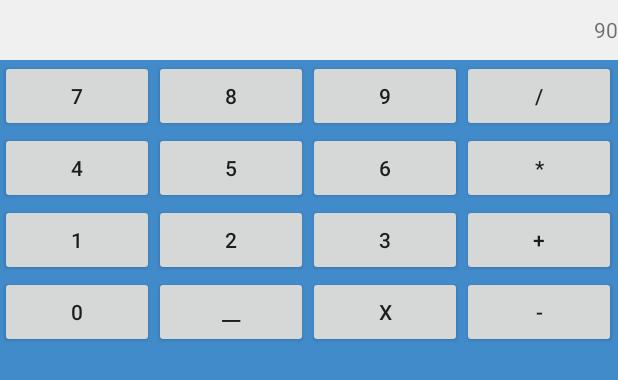
After one commit to ilovezy/AndriodBasic, an Android app: the layout calculator.xml on its own in the app's theme, with its tools: preview values and no code run, on a phone screen of 412 x 824 dp. The commit adds this screen. Shown: the top 380 px of the screen. Run offline under Robolectric (Android 15) with nearby library versions, the phone set to English and light mode, and no system bars.

Commit message:
update calculator

```diff
--- /dev/null
+++ b/app/src/main/res/layout/calculator.xml
@@ -0,0 +1,110 @@
+<?xml version="1.0" encoding="utf-8"?>
+<TableLayout xmlns:android="http://schemas.android.com/apk/res/android"
+    android:layout_width="match_parent"
+    android:layout_height="match_parent"
+    android:stretchColumns="*"
+    android:background="@color/colorPrimary"
+    >
+    <TextView
+        android:background="#f0f0f0"
+        android:layout_width="match_parent"
+        android:layout_height="40dp"
+        android:text="90"
+        android:gravity="right|center" />
+    <TableRow>
+        <Button
+            android:layout_width="wrap_content"
+            android:layout_height="wrap_content"
+            android:id="@+id/btn7"
+            android:text="7" />
+
+        <Button
+            android:layout_width="wrap_content"
+            android:layout_height="wrap_content"
+            android:id="@+id/btn8"
+            android:text="8" />
+
+        <Button
+            android:layout_width="wrap_content"
+            android:layout_height="wrap_content"
+            android:id="@+id/btn9"
+            android:text="9" />
+        <Button
+            android:layout_width="wrap_content"
+            android:layout_height="wrap_content"
+            android:id="@+id/btnDidision"
+            android:text="/" />
+    </TableRow>
+    <TableRow>
+        <Button
+            android:layout_width="wrap_content"
+            android:layout_height="wrap_content"
+            android:id="@+id/btn4"
+            android:text="4" />
+
+        <Button
+            android:layout_width="wrap_content"
+            android:layout_height="wrap_content"
+            android:id="@+id/btn5"
+            android:text="5" />
+
+        <Button
+            android:layout_width="wrap_content"
+            android:layout_height="wrap_content"
+            android:id="@+id/btn6"
+            android:text="6" />
+        <Button
+            android:layout_width="wrap_content"
+            android:layout_height="wrap_content"
+            android:id="@+id/btnMultiplication"
+            android:text="*" />
+    </TableRow>
+    <TableRow>
+        <Button
+            android:layout_width="wrap_content"
+            android:layout_height="wrap_content"
+            android:id="@+id/btn1"
+            android:text="1" />
+
+        <Button
+            android:layout_width="wrap_content"
+            android:layout_height="wrap_content"
+            android:id="@+id/btn2"
+            android:text="2" />
+
+        <Button
+            android:layout_width="wrap_content"
+            android:layout_height="wrap_content"
+            android:id="@+id/btn3"
+            android:text="3" />
+        <Button
+            android:layout_width="wrap_content"
+            android:layout_height="wrap_content"
+            android:id="@+id/btnPlus"
+            android:text="+" />
+    </TableRow>
+    <TableRow>
+        <Button
+            android:layout_width="wrap_content"
+            android:layout_height="wrap_content"
+            android:id="@+id/btn0"
+            android:text="0" />
+
+        <Button
+            android:layout_width="wrap_content"
+            android:layout_height="wrap_content"
+            android:id="@+id/btnSpace"
+            android:text="__" />
+
+        <Button
+            android:layout_width="wrap_content"
+            android:layout_height="wrap_content"
+            android:id="@+id/btnDelete"
+            android:text="X" />
+        <Button
+            android:layout_width="wrap_content"
+            android:layout_height="wrap_content"
+            android:id="@+id/btnMinus"
+            android:text="-" />
+    </TableRow>
+</TableLayout>
```
Also changed, not shown: app/src/main/res/layout/absolute_layout.xml (+30 -0 lines), app/src/main/res/layout/table_layout.xml (added, +46 -0 lines).
